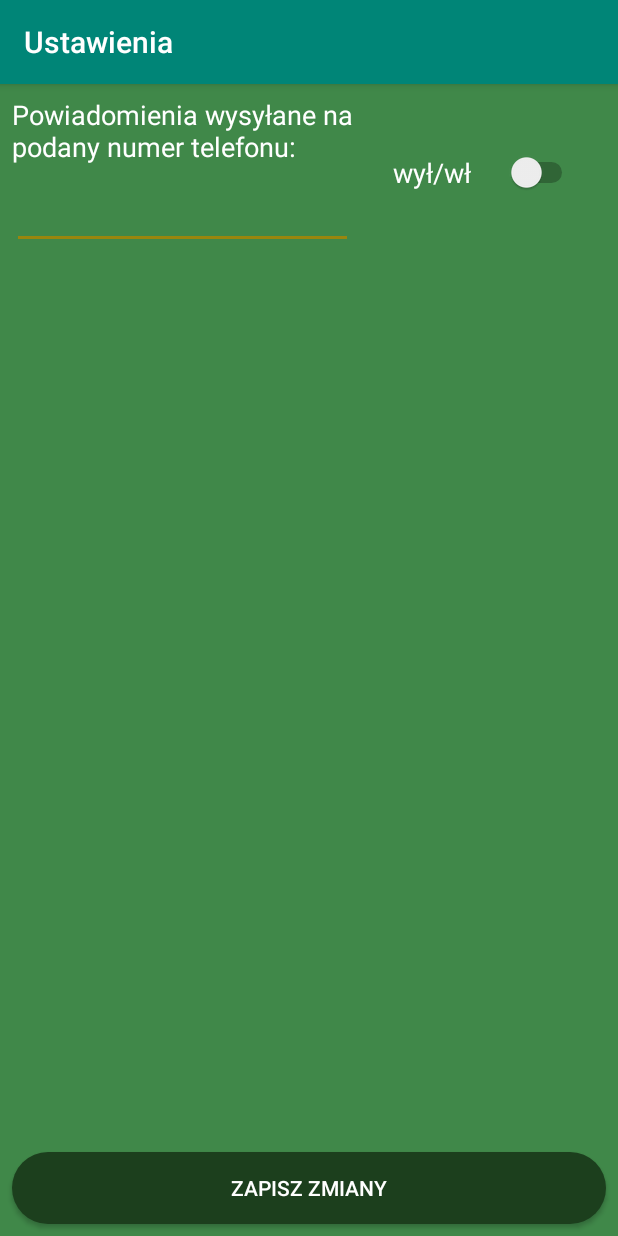
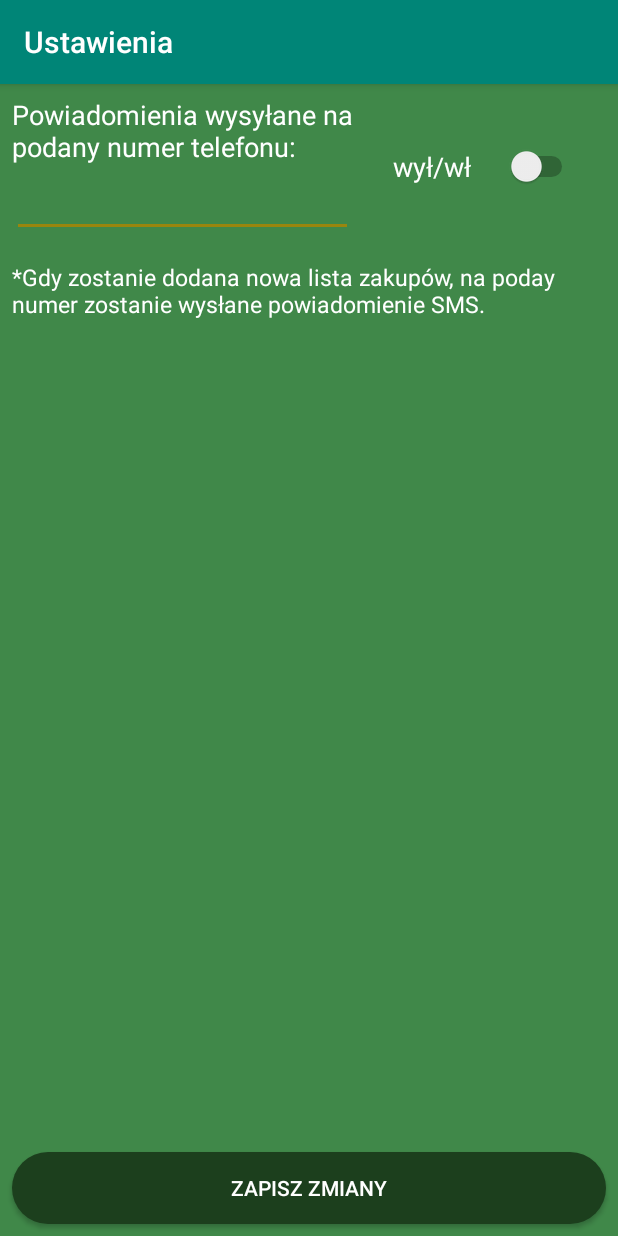
Before and after one commit to Rafi6677/Shopping-Manager---Android, an Android app: the SettingsActivity screen opened directly, with no data from a screen before it, on a phone screen of 412 x 824 dp. Run offline under Robolectric (Android 15) with nearby library versions, the phone set to English and light mode, and no system bars; our stand-ins replace Firebase (no records; nobody signed in at launch, a user with empty details on screens opened directly); libraries missing offline, so code that uses them is left out: com.xwray.groupie; 2 statements that could not run were skipped.

Commit message:
Sending SMS Notification when new shopping list is added

```diff
--- a/app/src/main/AndroidManifest.xml
+++ b/app/src/main/AndroidManifest.xml
@@ -1,6 +1,8 @@
 <?xml version="1.0" encoding="utf-8"?>
 <manifest xmlns:android="http://schemas.android.com/apk/res/android"
           package="com.example.shoppingmanager">
+
+    <uses-permission android:name="android.permission.SEND_SMS"/>
 
     <application
             android:allowBackup="true"
--- a/app/src/main/java/com/example/shoppingmanager/activities/registerlogin/RegistrationActivity.kt
+++ b/app/src/main/java/com/example/shoppingmanager/activities/registerlogin/RegistrationActivity.kt
@@ -73,6 +73,9 @@ class RegistrationActivity : AppCompatActivity() {
 
         val user = User(uid, nickInputRegister_EditText.text.toString(), phoneNumber)
 
+        Toast.makeText(this, "Rejestrowanie użytkownika...", Toast.LENGTH_SHORT)
+            .show()
+
         ref.setValue(user)
             .addOnSuccessListener {
                 Toast.makeText(this, "Rejestrowanie użytkownika...", Toast.LENGTH_SHORT)
--- a/app/src/main/java/com/example/shoppingmanager/activities/settings/SettingsActivity.kt
+++ b/app/src/main/java/com/example/shoppingmanager/activities/settings/SettingsActivity.kt
@@ -1,8 +1,10 @@
 package com.example.shoppingmanager.activities.settings
 
 import android.content.Intent
+import android.content.pm.PackageManager
 import android.support.v7.app.AppCompatActivity
 import android.os.Bundle
+import android.support.v4.app.ActivityCompat
 import android.widget.Toast
 import com.example.shoppingmanager.R
 import com.example.shoppingmanager.activities.shopping.ShoppingListsActivity
@@ -49,7 +51,6 @@ class SettingsActivity : AppCompatActivity() {
             when(isChecked) {
                 true -> {
                     isSendingSmsTurnedOn = true
-                    //phoneNumberEdit_EditText.setText(phoneNumber)
                 }
                 else -> {
                     isSendingSmsTurnedOn = false
--- a/app/src/main/res/layout/activity_settings.xml
+++ b/app/src/main/res/layout/activity_settings.xml
@@ -8,6 +8,19 @@
         tools:context="com.example.shoppingmanager.activities.settings.SettingsActivity"
         android:background="@color/colorBackground">
 
+    <TextView
+            android:text="*Gdy zostanie dodana nowa lista zakupów, na poday numer zostanie wysłane powiadomienie SMS."
+            android:textColor="@android:color/white"
+            android:textSize="15sp"
+            android:layout_width="0dp"
+            android:layout_height="wrap_content"
+            android:id="@+id/textView5"
+            android:gravity=""
+            app:layout_constraintStart_toStartOf="parent"
+            android:layout_marginLeft="8dp"
+            android:layout_marginStart="8dp"
+            android:layout_marginTop="16dp" app:layout_constraintTop_toBottomOf="@+id/phoneNumberEdit_EditText"
+            android:layout_marginEnd="8dp" app:layout_constraintEnd_toEndOf="parent" android:layout_marginRight="8dp"/>
     <TextView
             android:text="Powiadomienia wysyłane na\npodany numer telefonu:"
             android:textColor="@android:color/white"
@@ -29,7 +42,6 @@
             android:textColorHint="@android:color/white"
             android:ems="10"
             android:id="@+id/phoneNumberEdit_EditText"
-            android:layout_marginTop="8dp"
             app:layout_constraintTop_toBottomOf="@+id/textView3"
             app:layout_constraintEnd_toEndOf="@+id/textView3"
             app:layout_constraintStart_toStartOf="@+id/textView3" android:inputType="number"/>
--- a/app/src/main/res/layout/activity_shopping_lists.xml
+++ b/app/src/main/res/layout/activity_shopping_lists.xml
@@ -36,7 +36,7 @@
             app:layout_constraintEnd_toEndOf="parent"
             android:id="@+id/linearLayout">
         <TextView
-                android:text="TextView"
+                android:text="Zalogowano:\n"
                 android:layout_width="match_parent"
                 android:layout_height="wrap_content"
                 android:id="@+id/currentUser_TextView"
@@ -51,7 +51,7 @@
                 android:paddingBottom="8dp"
                 android:background="@drawable/rounded_textview_green_dark"/>
         <TextView
-                android:text="TextView"
+                android:text="Dziś jest:\n"
                 android:textAlignment="center"
                 android:layout_width="match_parent"
                 android:layout_height="wrap_content"
```
Also changed, not shown: app/src/main/java/com/example/shoppingmanager/activities/shopping/AddNewShoppingListActivity.kt (+56 -6 lines).
